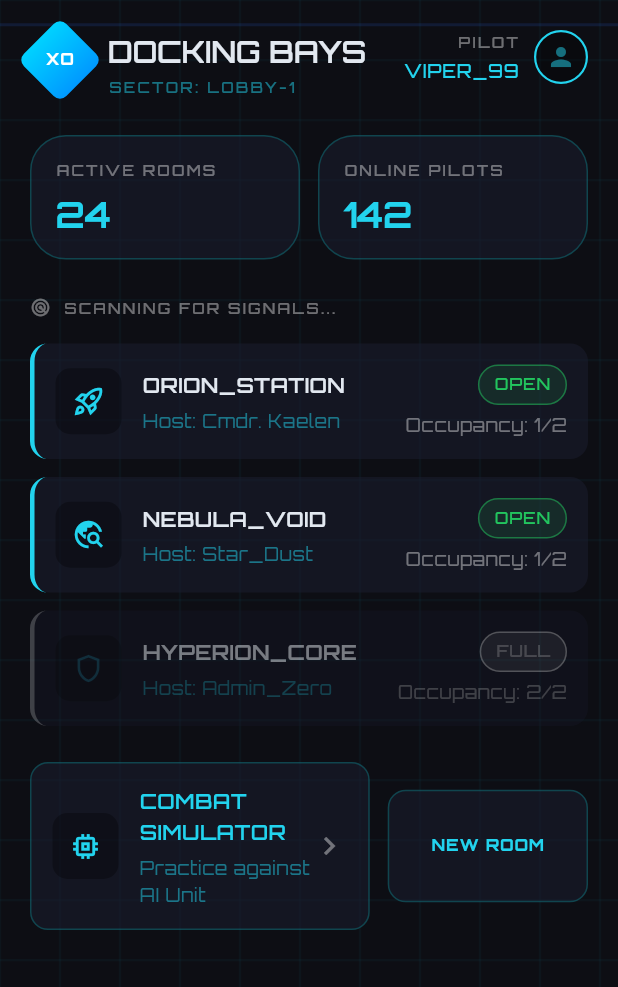
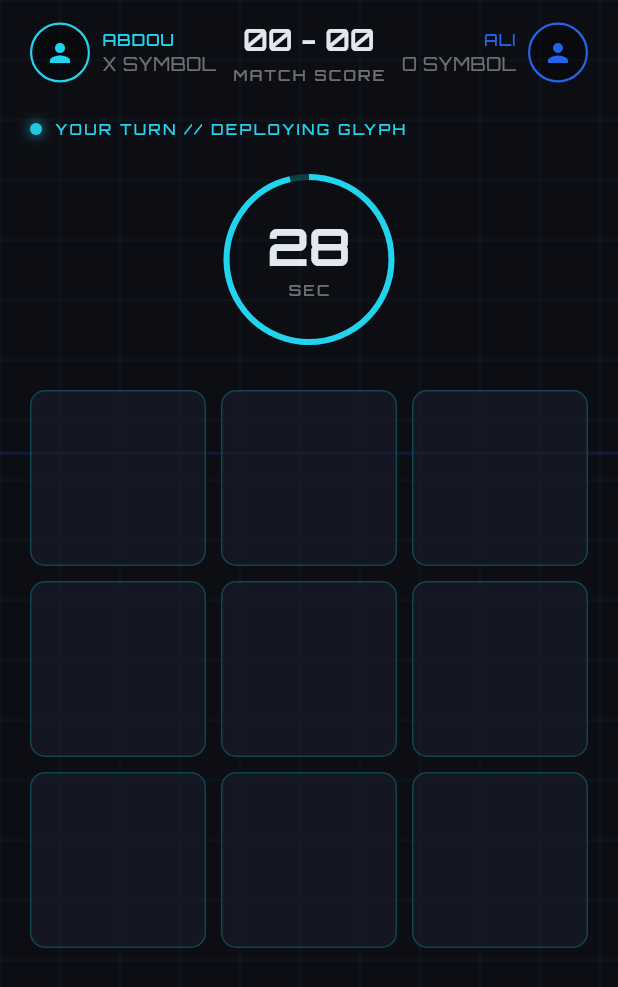
Before and after one commit to AbdouAshraf03/x_o, a Flutter app: the screen it shows after launch, after a tap on "ORION_STATION", on a phone screen of 412 x 824 dp. Shown: the top 987 px of the screen. Run offline on Flutter 3.47's test engine with Material 3 defaults, Android fonts, the phone set to English and light mode, and no system bars; our stand-ins replace connectivity_plus, dartz, equatable, firebase_auth, firebase_core, firebase_database and 2 more; accounts and stored records are empty.

Commit message:
feat: Add GameScreen and related components; update routing and navigation

```diff
--- a/lib/core/routes/app_router.dart
+++ b/lib/core/routes/app_router.dart
@@ -1,4 +1,5 @@
 import 'package:flutter/material.dart';
+import 'package:x_o/features/game/presentation/screens/game_screen.dart';
 import 'package:x_o/features/profile/presentation/screens/profile_screen.dart';
 import 'package:x_o/features/room/presentation/screens/room_screen.dart';
 import '../../features/auth/presentation/screens/auth_screen.dart';
@@ -38,6 +39,23 @@ class AppRouter {
             victories: 123,
             defeats: 23,
             stalemates: 2,
+          ),
+          settings,
+        );
+      case Routes.gameScreen:
+        return _buildRoute(
+          //TODO: remove dummy data
+          GameScreen(
+            playerXName: "abdou",
+            playerOName: "ali",
+            scoreX: 0,
+            scoreO: 0,
+            isMyTurn: true,
+            currentTurnSymbol: "X",
+            turnStartedAt: DateTime.now(),
+            board: List.filled(9, null),
+            mySymbol: "X",
+            onCellTap: (index) {},
           ),
           settings,
         );
--- a/lib/core/routes/routes.dart
+++ b/lib/core/routes/routes.dart
@@ -7,6 +7,7 @@ class Routes {
   static const String regiest = '/regiest';
   static const String waitingRoom = "/roomScreen";
   static const String profileScreen = "/profileScreen";
+  static const String gameScreen = "/gameScreen";
 
   static const String settings = '/settings';
 }
--- a/lib/features/game/presentation/screens/game_screen.dart
+++ b/lib/features/game/presentation/screens/game_screen.dart
@@ -0,0 +1,90 @@
+import 'package:flutter/material.dart';
+import '../../../../core/theme/colors.dart';
+import '../../../../core/widgets/grid_background.dart';
+import '../widgets/game_header.dart';
+import '../widgets/turn_status_banner.dart';
+import '../widgets/game_timer_ring.dart';
+import '../widgets/sci_fi_board.dart';
+
+class GameScreen extends StatelessWidget {
+  final String playerXName;
+  final String? playerXAvatarUrl;
+  final String playerOName;
+  final String? playerOAvatarUrl;
+  final int scoreX;
+  final int scoreO;
+
+  final bool isMyTurn;
+  final String currentTurnSymbol;
+
+  final DateTime turnStartedAt;
+  final List<String?> board;
+  final List<int> winningLine;
+
+  final int? previewIndex;
+  final String mySymbol;
+
+  final ValueChanged<int> onCellTap;
+
+  const GameScreen({
+    super.key,
+    required this.playerXName,
+    this.playerXAvatarUrl,
+    required this.playerOName,
+    this.playerOAvatarUrl,
+    required this.scoreX,
+    required this.scoreO,
+    required this.isMyTurn,
+    required this.currentTurnSymbol,
+    required this.turnStartedAt,
+    required this.board,
+    this.winningLine = const [],
+    this.previewIndex,
+    required this.mySymbol,
+    required this.onCellTap,
+  });
+
+  @override
+  Widget build(BuildContext context) {
+    return GridBackground(
+      child: SafeArea(
+        child: Padding(
+          padding: const EdgeInsets.symmetric(horizontal: 20, vertical: 12),
+          child: Column(
+            crossAxisAlignment: CrossAxisAlignment.stretch,
+            children: [
+              GameHeader(
+                playerXName: playerXName,
+                playerXAvatarUrl: playerXAvatarUrl,
+                playerOName: playerOName,
+                playerOAvatarUrl: playerOAvatarUrl,
+                scoreX: scoreX,
+                scoreO: scoreO,
+              ),
+              const SizedBox(height: 20),
+              TurnStatusBanner(
+                text: isMyTurn
+                    ? 'Your Turn // Deploying Glyph'
+                    : "Opponent's Turn // Standby",
+                color: isMyTurn
+                    ? AppColors.coreCyan
+                    : AppColors.lowContrastText,
+              ),
+              const SizedBox(height: 24),
+              Center(child: GameTimerRing(turnStartedAt: turnStartedAt)),
+              const SizedBox(height: 32),
+              SciFiBoard(
+                board: board,
+                onCellTap: onCellTap,
+                highlightedIndices: winningLine,
+                isInteractive: isMyTurn,
+                previewIndex: previewIndex,
+                previewSymbol: mySymbol,
+              ),
+            ],
+          ),
+        ),
+      ),
+    );
+  }
+}
--- /dev/null
+++ b/lib/features/game/presentation/widgets/game_header.dart
@@ -0,0 +1,121 @@
+import 'package:flutter/material.dart';
+import '../../../../../core/theme/colors.dart';
+import '../../../../../core/theme/typography.dart';
+
+class GameHeader extends StatelessWidget {
+  final String playerXName;
+  final String? playerXAvatarUrl;
+  final String playerOName;
+  final String? playerOAvatarUrl;
+  final int scoreX;
+  final int scoreO;
+
+  const GameHeader({
+    super.key,
+    required this.playerXName,
+    this.playerXAvatarUrl,
+    required this.playerOName,
+    this.playerOAvatarUrl,
+    required this.scoreX,
+    required this.scoreO,
+  });
+
+  @override
+  Widget build(BuildContext context) {
+    return Row(
+      children: [
+        _PlayerBadge(
+          name: playerXName,
+          symbol: 'X',
+          avatarUrl: playerXAvatarUrl,
+          color: AppColors.coreCyan,
+        ),
+        Expanded(
+          child: Column(
+            children: [
+              Text(
+                '${scoreX.toString().padLeft(2, '0')} - ${scoreO.toString().padLeft(2, '0')}',
+                style: AppTypography.h3.copyWith(color: AppColors.primaryText),
+              ),
+              const SizedBox(height: 2),
+              Text(
+                'MATCH SCORE',
+                style: AppTypography.overline.copyWith(
+                  color: AppColors.lowContrastText,
+                ),
+              ),
+            ],
+          ),
+        ),
+        _PlayerBadge(
+          name: playerOName,
+          symbol: 'O',
+          avatarUrl: playerOAvatarUrl,
+          color: AppColors.actionBlue,
+          reversed: true,
+        ),
+      ],
+    );
+  }
+}
+
+class _PlayerBadge extends StatelessWidget {
+  final String name;
+  final String symbol;
+  final String? avatarUrl;
+  final Color color;
+  final bool reversed;
+
+  const _PlayerBadge({
+    required this.name,
+    required this.symbol,
+    required this.avatarUrl,
+    required this.color,
+    this.reversed = false,
+  });
+
+  @override
+  Widget build(BuildContext context) {
+    final avatar = Container(
+      width: 40,
+      height: 40,
+      decoration: BoxDecoration(
+        shape: BoxShape.circle,
+        border: Border.all(color: color, width: 1.5),
+      ),
+      child: ClipOval(
+        child: avatarUrl != null
+            ? Image.network(avatarUrl!, fit: BoxFit.cover)
+            : Container(
+                color: AppColors.inputBackground,
+                child: Icon(Icons.person, color: color, size: 20),
+              ),
+      ),
+    );
+
+    final labels = Column(
+      crossAxisAlignment: reversed
+          ? CrossAxisAlignment.end
+          : CrossAxisAlignment.start,
+      mainAxisSize: MainAxisSize.min,
+      children: [
+        Text(
+          name.toUpperCase(),
+          style: AppTypography.labelSmall.copyWith(color: color),
+        ),
+        Text(
+          '$symbol SYMBOL',
+          style: AppTypography.caption.copyWith(
+            color: AppColors.lowContrastText,
+          ),
+        ),
+      ],
+    );
+
+    final children = reversed
+        ? [labels, const SizedBox(width: 8), avatar]
+        : [avatar, const SizedBox(width: 8), labels];
+
+    return Row(mainAxisSize: MainAxisSize.min, children: children);
+  }
+}
--- /dev/null
+++ b/lib/features/game/presentation/widgets/game_timer_ring.dart
@@ -0,0 +1,103 @@
+import 'dart:async';
+import 'package:flutter/material.dart';
+import '../../../../../core/theme/colors.dart';
+import '../../../../../core/theme/typography.dart';
+import '../../../../../core/constants/app_constants.dart';
+
+class GameTimerRing extends StatefulWidget {
+  final DateTime turnStartedAt;
+  final int durationSeconds;
+  final double size;
+
+  const GameTimerRing({
+    super.key,
+    required this.turnStartedAt,
+    this.durationSeconds = AppConstants.turnDurationSeconds,
+    this.size = 110,
+  });
+
+  @override
+  State<GameTimerRing> createState() => _GameTimerRingState();
+}
+
+class _GameTimerRingState extends State<GameTimerRing> {
+  Timer? _ticker;
+  late Duration _remaining;
+
+  @override
+  void initState() {
+    super.initState();
+    _remaining = _computeRemaining();
+    _ticker = Timer.periodic(const Duration(seconds: 1), (_) {
+      setState(() => _remaining = _computeRemaining());
+    });
+  }
+
+  @override
+  void didUpdateWidget(covariant GameTimerRing oldWidget) {
+    super.didUpdateWidget(oldWidget);
+    if (oldWidget.turnStartedAt != widget.turnStartedAt) {
+      setState(() => _remaining = _computeRemaining());
+    }
+  }
+
+  Duration _computeRemaining() {
+    final elapsed = DateTime.now().difference(widget.turnStartedAt);
+    final total = Duration(seconds: widget.durationSeconds);
+    final remaining = total - elapsed;
+    return remaining.isNegative ? Duration.zero : remaining;
+  }
+
+  @override
+  void dispose() {
+    _ticker?.cancel();
+    super.dispose();
+  }
+
+  @override
+  Widget build(BuildContext context) {
+    final progress =
+        _remaining.inMilliseconds /
+        (widget.durationSeconds * 1000).clamp(1, double.infinity);
+    final isLow = _remaining.inSeconds <= 5;
+    final color = isLow ? AppColors.actionBlue : AppColors.coreCyan;
+
+    return SizedBox(
+      width: widget.size,
+      height: widget.size,
+      child: Stack(
+        alignment: Alignment.center,
+        children: [
+          SizedBox(
+            width: widget.size,
+            height: widget.size,
+            child: CircularProgressIndicator(
+              value: progress.clamp(0.0, 1.0),
+              strokeWidth: 4,
+              backgroundColor: AppColors.glassBorder,
+              color: color,
+            ),
+          ),
+          Column(
+            mainAxisSize: MainAxisSize.min,
+            children: [
+              Text(
+                '${_remaining.inSeconds}',
+                style: AppTypography.h1.copyWith(
+                  color: AppColors.primaryText,
+                  fontSize: 34,
+                ),
+              ),
+              Text(
+                'SEC',
+                style: AppTypography.overline.copyWith(
+                  color: AppColors.lowContrastText,
+                ),
+              ),
+            ],
+          ),
+        ],
+      ),
+    );
+  }
+}
--- /dev/null
+++ b/lib/features/game/presentation/widgets/sci_fi_board.dart
@@ -0,0 +1,148 @@
+import 'package:flutter/material.dart';
+import 'package:x_o/core/utils/extensions.dart';
+import '../../../../../core/theme/colors.dart';
+
+class SciFiBoard extends StatelessWidget {
+  final List<String?> board;
+  final ValueChanged<int> onCellTap;
+  final List<int> highlightedIndices;
+  final bool isInteractive;
+  final int? previewIndex;
+  final String? previewSymbol;
+
+  const SciFiBoard({
+    super.key,
+    required this.board,
+    required this.onCellTap,
+    this.highlightedIndices = const [],
+    this.isInteractive = true,
+    this.previewIndex,
+    this.previewSymbol,
+  });
+
+  // static const Color _oColor = Color(0xFFD946EF);
+
+  @override
+  Widget build(BuildContext context) {
+    return AspectRatio(
+      aspectRatio: 1,
+      child: GridView.builder(
+        padding: EdgeInsets.zero,
+        physics: const NeverScrollableScrollPhysics(),
+        itemCount: board.length,
+        gridDelegate: const SliverGridDelegateWithFixedCrossAxisCount(
+          crossAxisCount: 3,
+          mainAxisSpacing: 10,
+          crossAxisSpacing: 10,
+        ),
+        itemBuilder: (context, index) {
+          final symbol = board[index];
+          final isHighlighted = highlightedIndices.contains(index);
+          final isPreview = previewIndex == index && symbol == null;
+          final canTap = isInteractive && symbol == null;
+
+          return _BoardCell(
+            symbol: symbol,
+            isHighlighted: isHighlighted,
+            isPreview: isPreview,
+            previewSymbol: previewSymbol,
+            // oColor: _oColor,
+            onTap: canTap ? () => onCellTap(index) : null,
+          );
+        },
+      ),
+    );
+  }
+}
+
+class _BoardCell extends StatefulWidget {
+  final String? symbol;
+  final bool isHighlighted;
+  final bool isPreview;
+
+  final String? previewSymbol;
+  // final Color oColor;
+  final VoidCallback? onTap;
+  const _BoardCell({
+    required this.symbol,
+    required this.isHighlighted,
+    required this.isPreview,
+    required this.previewSymbol,
+    // required this.oColor,
+    required this.onTap,
+  });
+
+  @override
+  State<_BoardCell> createState() => _BoardCellState();
+}
+
+class _BoardCellState extends State<_BoardCell> {
+  bool played = false;
+
+  @override
+  Widget build(BuildContext context) {
+    final symbolColor = widget.symbol == 'X'
+        ? AppColors.coreCyan
+        : AppColors.mutedCyan;
+
+    return Material(
+      color: Colors.transparent,
+      child: InkWell(
+        onTap: () {
+          widget.onTap?.call();
+          setState(() {
+            played = true;
+          });
+        },
+        borderRadius: BorderRadius.circular(10),
+        child: Container(
+          decoration: BoxDecoration(
+            color: widget.isHighlighted
+                ? AppColors.coreCyan.withOp(0.15)
+                : AppColors.glassPanelSurface,
+            borderRadius: BorderRadius.circular(10),
+            border: widget.isPreview
+                ? null
+                : Border.all(color: AppColors.glassBorder, width: 1),
+          ),
+
+          child: Center(
+            child: played
+                ? Text(
+                    widget.previewSymbol == 'X' ? 'X' : 'O',
+                    // color: oColor.withOp(0.6),
+                    style: TextStyle(
+                      fontSize: 40,
+                      fontWeight: FontWeight.bold,
+                      color: widget.previewSymbol == 'X'
+                          ? AppColors.coreCyan
+                          : AppColors.mutedCyan.withOp(0.6),
+                      shadows: [
+                        Shadow(
+                          color: widget.previewSymbol == 'X'
+                              ? AppColors.coreCyan.withOp(0.7)
+                              : AppColors.mutedCyan.withOp(0.4),
+                          blurRadius: 16,
+                        ),
+                      ],
+                    ),
+                  )
+                : widget.symbol != null
+                ? Text(
+                    widget.symbol!,
+                    style: TextStyle(
+                      fontSize: 40,
+                      fontWeight: FontWeight.bold,
+                      color: symbolColor,
+                      shadows: [
+                        Shadow(color: symbolColor.withOp(0.7), blurRadius: 16),
+                      ],
+                    ),
+                  )
+                : null,
+          ),
+        ),
+      ),
+    );
+  }
+}
--- /dev/null
+++ b/lib/features/game/presentation/widgets/turn_status_banner.dart
@@ -0,0 +1,77 @@
+import 'package:flutter/material.dart';
+import 'package:x_o/core/utils/extensions.dart';
+import '../../../../../core/theme/colors.dart';
+import '../../../../../core/theme/typography.dart';
+
+class TurnStatusBanner extends StatefulWidget {
+  final String text;
+  final Color color;
+
+  const TurnStatusBanner({
+    super.key,
+    required this.text,
+    this.color = AppColors.coreCyan,
+  });
+
+  @override
+  State<TurnStatusBanner> createState() => _TurnStatusBannerState();
+}
+
+class _TurnStatusBannerState extends State<TurnStatusBanner>
+    with SingleTickerProviderStateMixin {
+  late final AnimationController _controller;
+  late final Animation<double> _pulse;
+
+  @override
+  void initState() {
+    super.initState();
+    _controller = AnimationController(
+      vsync: this,
+      duration: const Duration(milliseconds: 900),
+    )..repeat(reverse: true);
+
+    _pulse = Tween<double>(
+      begin: 0.3,
+      end: 1.0,
+    ).animate(CurvedAnimation(parent: _controller, curve: Curves.easeInOut));
+  }
+
+  @override
+  void dispose() {
+    _controller.dispose();
+    super.dispose();
+  }
+
+  @override
+  Widget build(BuildContext context) {
+    return Row(
+      children: [
+        AnimatedBuilder(
+          animation: _pulse,
+          builder: (context, _) {
+            return Container(
+              width: 8,
+              height: 8,
+              decoration: BoxDecoration(
+                shape: BoxShape.circle,
+                color: widget.color.withOp(_pulse.value),
+                boxShadow: [
+                  BoxShadow(
+                    color: widget.color.withOp(_pulse.value * 0.6),
+                    blurRadius: 6,
+                    spreadRadius: 1,
+                  ),
+                ],
+              ),
+            );
+          },
+        ),
+        const SizedBox(width: 8),
+        Text(
+          widget.text.toUpperCase(),
+          style: AppTypography.overline.copyWith(color: widget.color),
+        ),
+      ],
+    );
+  }
+}
--- a/lib/features/home/presentation/screens/home_screen.dart
+++ b/lib/features/home/presentation/screens/home_screen.dart
@@ -67,6 +67,7 @@ class HomeScreen extends StatelessWidget {
                 occupied: 1,
                 capacity: 2,
                 onTap: () {
+                  Navigator.of(context).pushNamed(Routes.gameScreen);
                   // TODO: navigate to RoomScreen.
                 },
               ),
--- a/lib/features/profile/presentation/widgets/circular_stat_gauge.dart
+++ b/lib/features/profile/presentation/widgets/circular_stat_gauge.dart
@@ -54,7 +54,7 @@ class _CircularStatGaugeState extends State<CircularStatGauge>
       CurvedAnimation(parent: _rotationController, curve: Curves.linear),
     );
 
-    _rotationController.repeat(reverse: true);
+    _rotationController.repeat(/*reverse: true*/);
 
     _progCtrl.forward();
   }
@@ -204,19 +204,13 @@ class _GaugePainter extends CustomPainter {
     final secRect = Rect.fromCircle(center: center, radius: outerRadius);
 
     canvas.drawArc(rect, -math.pi, -math.pi * 2, false, trackPaint);
-    canvas.drawArc(
-      rect,
-      math.pi + progress / 2,
-      math.pi + progress / 10,
-      false,
-      primaryPaint,
-    );
+    canvas.drawArc(rect, math.pi + progress, math.pi, false, primaryPaint);
 
     canvas.drawArc(secRect, -math.pi, -math.pi * 2, false, trackPaint);
     canvas.drawArc(
       secRect,
-      math.pi - progress / 2,
-      math.pi - progress / 10,
+      math.pi - progress,
+      math.pi,
       false,
       secPrimaryPaint,
     );
```
